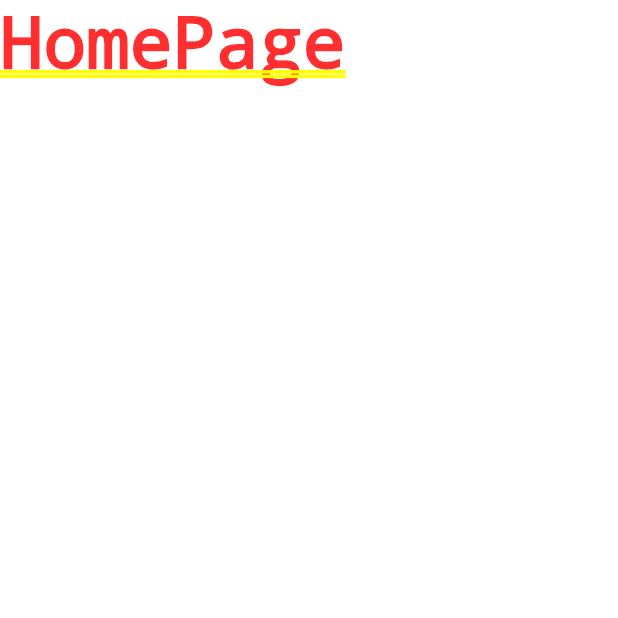
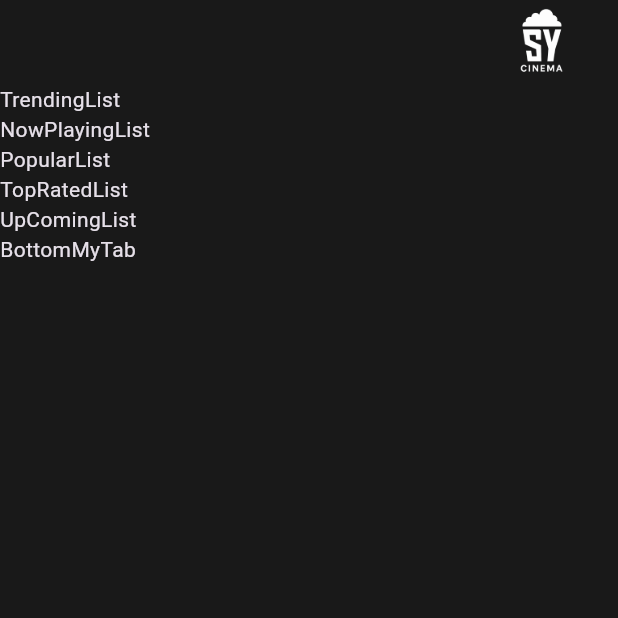
Before and after one commit to seoyeon-haru/flutter_movie_app, a Flutter app: the screen it shows after launch, on a phone screen of 412 x 824 dp, the top half of it. Run offline on Flutter 3.47's test engine with Material 3 defaults, Android fonts, the phone set to English and light mode, and no system bars; our stand-ins replace lottie.

Commit message:
틀 구현

```diff
--- /dev/null
+++ b/lib/pages/List/Widgets/bottom_my_tab.dart
@@ -0,0 +1,8 @@
+import 'package:flutter/material.dart';
+
+class BottomMyTab extends StatelessWidget{
+  @override
+  Widget build(BuildContext context) {
+    return Text('BottomMyTab');
+  }
+}
--- /dev/null
+++ b/lib/pages/List/Widgets/now_playing_list.dart
@@ -0,0 +1,8 @@
+import 'package:flutter/material.dart';
+
+class  NowPlayingList extends StatelessWidget {
+  @override
+  Widget build(BuildContext context) {
+    return Text('NowPlayingList');
+  }
+}
--- /dev/null
+++ b/lib/pages/List/Widgets/popular_list.dart
@@ -0,0 +1,8 @@
+import 'package:flutter/material.dart';
+
+class PopularList extends StatelessWidget{
+  @override
+  Widget build(BuildContext context) {
+   return Text('PopularList');
+  }
+}
--- /dev/null
+++ b/lib/pages/List/Widgets/top_rated_list.dart
@@ -0,0 +1,8 @@
+import 'package:flutter/material.dart';
+
+class TopRatedList extends StatelessWidget {
+  @override
+  Widget build(BuildContext context) {
+    return Text('TopRatedList');
+  }
+}
--- /dev/null
+++ b/lib/pages/List/Widgets/trending_list.dart
@@ -0,0 +1,8 @@
+import 'package:flutter/material.dart';
+
+class TrendingList extends StatelessWidget {
+  @override
+  Widget build(BuildContext context) {
+    return Text('TrendingList');
+  }
+}
--- /dev/null
+++ b/lib/pages/List/Widgets/upcoming_list.dart
@@ -0,0 +1,8 @@
+import 'package:flutter/material.dart';
+
+class UpcomingList extends StatelessWidget {
+  @override
+  Widget build(BuildContext context) {
+    return Text('UpComingList');
+  }
+}
--- /dev/null
+++ b/lib/pages/List/list_page.dart
@@ -0,0 +1,37 @@
+import 'package:flutter/material.dart';
+import 'package:flutter_movie_app/pages/List/Widgets/bottom_my_tab.dart';
+import 'package:flutter_movie_app/pages/List/Widgets/popular_list.dart';
+import 'package:flutter_movie_app/pages/List/Widgets/now_playing_list.dart';
+import 'package:flutter_movie_app/pages/List/Widgets/top_rated_list.dart';
+import 'package:flutter_movie_app/pages/List/Widgets/trending_list.dart';
+import 'package:flutter_movie_app/pages/List/Widgets/upcoming_list.dart';
+
+class ListPage extends StatelessWidget {
+  @override
+  Widget build(BuildContext context) {
+    return Scaffold(
+      appBar: AppBar(
+        title: Row(
+          mainAxisAlignment: MainAxisAlignment.end,
+          children: [
+            Image.asset(
+              'assets/logo.png',
+              height: 69,
+              width: 69,
+            ),
+          ],
+        ),
+      ),
+      body: ListView(
+        children: [
+          TrendingList(),
+          NowPlayingList(),
+          PopularList(),
+          TopRatedList(),
+          UpcomingList(),
+          BottomMyTab(),
+        ],
+      ),
+    );
+  }
+}
--- a/lib/pages/home/home_page.dart
+++ b/lib/pages/home/home_page.dart
@@ -1,8 +1,17 @@
 import 'package:flutter/material.dart';
+import 'package:flutter_movie_app/pages/home/widgets/home_header_sheet.dart';
+import 'package:flutter_movie_app/pages/home/widgets/home_text_field.dart';
 
 class HomePage extends StatelessWidget {
   @override
   Widget build(BuildContext context) {
-    return Text('HomePage');
+    return Scaffold(
+      body: Column(
+        children: [
+          HomeHeaderSheet(),
+          HomeTextField(),
+        ],
+      ),
+    );
   }
 }
--- /dev/null
+++ b/lib/pages/home/widgets/home_header_sheet.dart
@@ -0,0 +1,10 @@
+import 'package:flutter/material.dart';
+
+class HomeHeaderSheet extends StatelessWidget {
+  @override
+  Widget build(BuildContext context) {
+    return Container(
+
+    );
+  }
+}
--- /dev/null
+++ b/lib/pages/home/widgets/home_text_field.dart
@@ -0,0 +1,8 @@
+import 'package:flutter/material.dart';
+
+class HomeTextField extends StatelessWidget {
+  @override
+  Widget build(BuildContext context) {
+    return Text('HomeTextField');
+  }
+}
--- a/lib/pages/welcome/welcome_page.dart
+++ b/lib/pages/welcome/welcome_page.dart
@@ -1,5 +1,5 @@
 import 'package:flutter/material.dart';
-import 'package:flutter_movie_app/pages/home/home_page.dart';
+import 'package:flutter_movie_app/pages/List/list_page.dart';
 import 'package:lottie/lottie.dart';
 
 class WelcomePage extends StatefulWidget {
@@ -29,7 +29,7 @@ class _WelcomePageState extends State<WelcomePage>
         /// 현재 페이즈를 스택에서 pushReplacement 하여
         Navigator.of(context).pushReplacement(MaterialPageRoute(
           /// HomePage 로 전환 => pushReplacement 는 뒤로가기시 웰컴으로 안 돌아옴
-          builder: (context) => HomePage(),
+          builder: (context) => ListPage(),
         ));
       }
     });
--- a/pubspec.yaml
+++ b/pubspec.yaml
@@ -62,6 +62,7 @@ flutter:
   # To add assets to your application, add an assets section, like this:
   assets:
     - assets/Movie.json
+    - assets/logo.png
   #   - images/a_dot_burr.jpeg
   #   - images/a_dot_ham.jpeg
 
```
Also changed, not shown: assets/logo.png (added), 1 other file.
